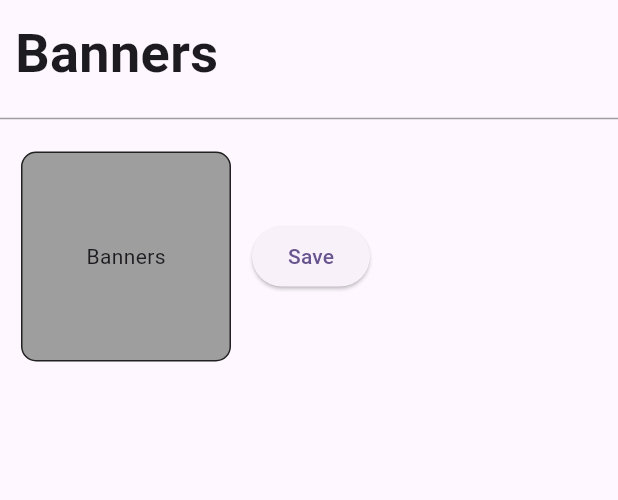
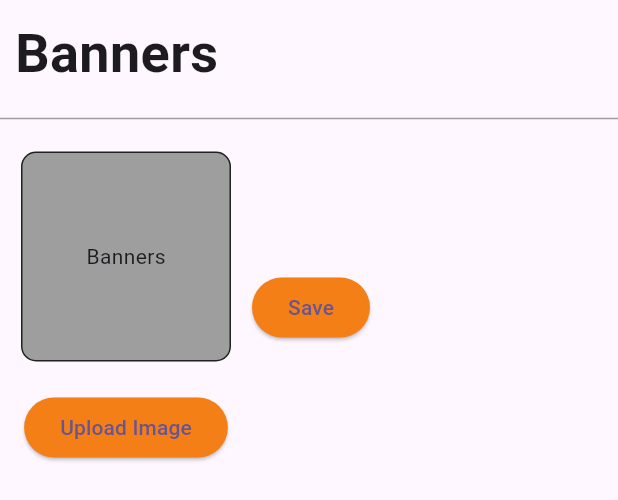
Before and after one commit to aisaru/island_goods_admin_panel, a Flutter app: the UploadBannerScreen widget shown alone on an empty page, opened directly, on a phone screen of 412 x 824 dp. Shown: the top 500 px of the screen. Run offline on Flutter 3.47's test engine with Material 2 defaults, Android fonts, the phone set to English and light mode, and no system bars; our stand-ins replace file_picker; missing offline and left inert: flutter_admin_scaffold.

Commit message:
first commit

```diff
--- a/lib/views/screens/side_bar_screens/upload_banner_screen.dart
+++ b/lib/views/screens/side_bar_screens/upload_banner_screen.dart
@@ -1,7 +1,26 @@
+import 'package:file_picker/file_picker.dart';
 import 'package:flutter/material.dart';
 
-class UploadBannerScreen extends StatelessWidget {
+class UploadBannerScreen extends StatefulWidget {
   static const String routeName = '\UploadBannerScreen';
+
+  @override
+  State<UploadBannerScreen> createState() => _UploadBannerScreenState();
+}
+
+class _UploadBannerScreenState extends State<UploadBannerScreen> {
+  dynamic _image;
+
+  pickImage() async {
+    FilePickerResult? result = await FilePicker.platform
+        .pickFiles(allowMultiple: false, type: FileType.image);
+
+    if (result != null) {
+      setState(() {
+        _image = result.files.first.bytes;
+      });
+    }
+  }
 
   @override
   Widget build(BuildContext context) {
@@ -26,7 +45,9 @@ class UploadBannerScreen extends StatelessWidget {
             children: [
               Padding(
                 padding: const EdgeInsets.all(14.0),
-                child: Container(
+                child: Column(
+                  children: [
+                    Container(
                       height: 140,
                       width: 140,
                       decoration: BoxDecoration(
@@ -38,8 +59,26 @@ class UploadBannerScreen extends StatelessWidget {
                         child: Text('Banners'),
                       ),
                     ),
+                    SizedBox(
+                      height: 20,
                     ),
                     ElevatedButton(
+                      style: ElevatedButton.styleFrom(
+                          primary: Colors.yellow.shade900),
+                      onPressed: () {
+                        pickImage();
+                      },
+                      child: Text('Upload Image'),
+                    ),
+                  ],
+                ),
+              ),
+              SizedBox(
+                height: 30,
+              ),
+              ElevatedButton(
+                style:
+                    ElevatedButton.styleFrom(primary: Colors.yellow.shade900),
                 onPressed: () {},
                 child: Text('Save'),
               ),
--- a/pubspec.yaml
+++ b/pubspec.yaml
@@ -39,6 +39,7 @@ dependencies:
   firebase_storage: ^11.2.1
   cloud_firestore: ^4.7.1
   flutter_admin_scaffold: ^1.2.0
+  file_picker: ^5.3.2
 
 dev_dependencies:
   flutter_test:
```
Also changed, not shown: pubspec.lock. Lines whose indentation alone changed are shown as unchanged.
